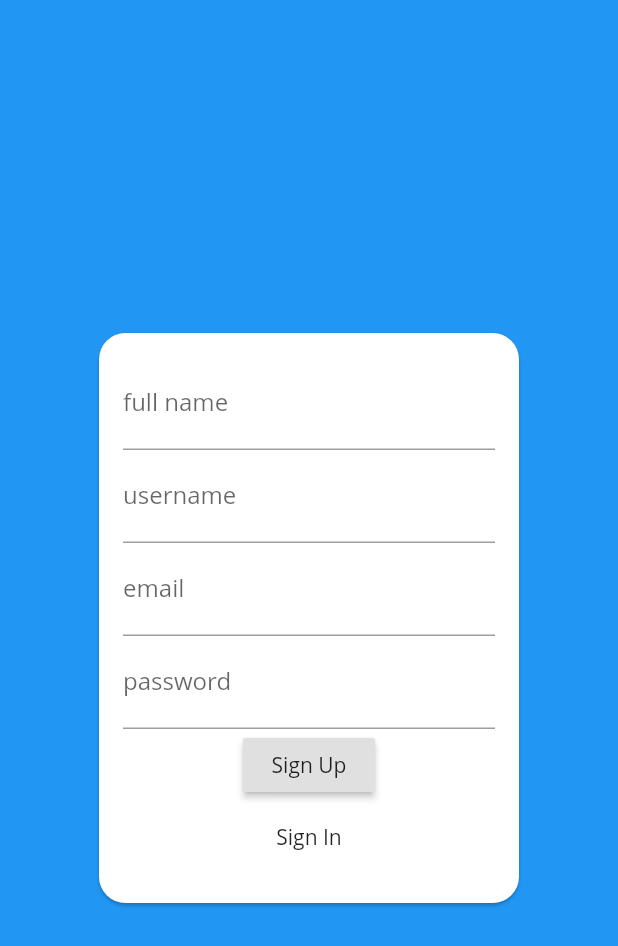
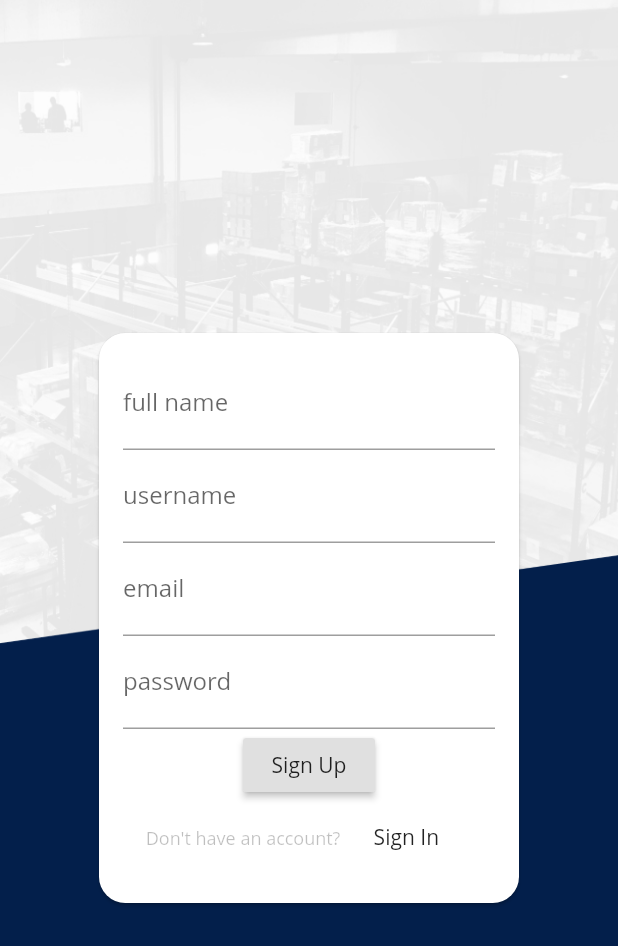
Before and after one commit to firdaus452maulana/crash_report, a Flutter app: the screen it shows after launch, after a tap on "Sign Up", on a phone screen of 412 x 824 dp. Shown: the top 946 px of the screen. Run offline on Flutter 3.47's test engine with Material 2 defaults, Android fonts, the phone set to English and light mode, and no system bars; our stand-ins replace firebase_auth; accounts and stored records are empty.

Commit message:
dari rian <3

```diff
--- a/lib/loginPage.dart
+++ b/lib/loginPage.dart
@@ -35,7 +35,7 @@ class loginPage extends StatelessWidget {
                   Container(
                     child: Container(
                       margin: EdgeInsets.only(left: 32, right: 32),
-                      height: 480,
+                      height: 380,
                       decoration: BoxDecoration(
                         color: Colors.white,
                         boxShadow: [
@@ -66,7 +66,12 @@ class loginPage extends StatelessWidget {
                                     SizedBox(
                                       height: 24,
                                     ),
-                                    TextFormField(
+
+                                    // EMAIL
+                                    Container(
+                                      height: 40,
+                                      child: TextFormField(
+                                        style: TextStyle(fontSize: 12),
                                         decoration: new InputDecoration(
                                             fillColor: Colors.white,
                                             border: InputBorder.none,
@@ -75,7 +80,7 @@ class loginPage extends StatelessWidget {
                                                     Radius.circular(30)),
                                                 borderSide: BorderSide(
                                                     color: Color(0xFF000000)
-                                                      .withOpacity(0.25))),
+                                                        .withOpacity(0.15))),
                                             focusedBorder: OutlineInputBorder(
                                                 borderRadius: BorderRadius.all(
                                                     Radius.circular(30)),
@@ -83,24 +88,30 @@ class loginPage extends StatelessWidget {
                                                     color: Color(0xFF031F4B))),
                                             filled: true,
                                             contentPadding: EdgeInsets.only(
-                                              bottom: 10.0,
-                                              left: 24.0,
-                                              right: 24.0),
-                                          hintStyle: TextStyle(fontSize: 12),
+                                                left: 24.0, right: 24.0),
+                                            hintStyle: TextStyle(
+                                                fontSize: 12,
+                                                color: Color(0xFF000000)
+                                                    .withOpacity(0.15)),
                                             hintText: "email"),
-                                      keyboardType: TextInputType.emailAddress,
+                                        obscureText: false,
                                         validator: (value) {
                                           if (value.isEmpty) {
                                             return "Field is required";
                                           }
                                           return null;
                                         },
-                                      onSaved: (value) => _email = value,
+                                        onSaved: (value) => _password = value,
+                                      ),
                                     ),
 
                                     SizedBox(height: 16),
 
-                                    TextFormField(
+                                    // PASSWORD
+                                    Container(
+                                      height: 40,
+                                      child: TextFormField(
+                                        style: TextStyle(fontSize: 12),
                                         decoration: new InputDecoration(
                                             fillColor: Colors.white,
                                             border: InputBorder.none,
@@ -109,7 +120,7 @@ class loginPage extends StatelessWidget {
                                                     Radius.circular(30)),
                                                 borderSide: BorderSide(
                                                     color: Color(0xFF000000)
-                                                      .withOpacity(0.25))),
+                                                        .withOpacity(0.15))),
                                             focusedBorder: OutlineInputBorder(
                                                 borderRadius: BorderRadius.all(
                                                     Radius.circular(30)),
@@ -117,10 +128,11 @@ class loginPage extends StatelessWidget {
                                                     color: Color(0xFF031F4B))),
                                             filled: true,
                                             contentPadding: EdgeInsets.only(
-                                              bottom: 10.0,
-                                              left: 24.0,
-                                              right: 24.0),
-                                          hintStyle: TextStyle(fontSize: 12),
+                                                left: 24.0, right: 24.0),
+                                            hintStyle: TextStyle(
+                                                fontSize: 12,
+                                                color: Color(0xFF000000)
+                                                    .withOpacity(0.15)),
                                             hintText: "password"),
                                         obscureText: true,
                                         validator: (value) {
@@ -131,6 +143,8 @@ class loginPage extends StatelessWidget {
                                         },
                                         onSaved: (value) => _password = value,
                                       ),
+                                    ),
+
                                     Align(
                                       alignment: Alignment.centerRight,
                                       child: FlatButton(
@@ -141,7 +155,7 @@ class loginPage extends StatelessWidget {
                                         ),
                                       ),
                                     ),
-                                    SizedBox(height: 24),
+                                    SizedBox(height: 12),
                                     RaisedButton(
                                       color: Color(0xFF031F4B),
                                       shape: RoundedRectangleBorder(
@@ -149,7 +163,7 @@ class loginPage extends StatelessWidget {
                                               BorderRadius.circular(30)),
                                       textColor: Colors.white,
                                       child: Container(
-                                        height: 48,
+                                        height: 40,
                                         alignment: Alignment.center,
                                         child: Text(
                                           "Sign In",
@@ -179,7 +193,9 @@ class loginPage extends StatelessWidget {
                                         color:
                                             Color(0xFF000000).withOpacity(.25)),
                                   ),
-                                  FlatButton(
+                                  Container(
+                                    width: 38,
+                                    child: FlatButton(
                                       padding: EdgeInsets.all(0.0),
                                       child: Text(
                                         "Sign Up",
@@ -194,6 +210,7 @@ class loginPage extends StatelessWidget {
                                                 builder: (context) =>
                                                     registerPage()));
                                       },
+                                    ),
                                   ),
                                 ],
                               ),
--- a/lib/registerPage.dart
+++ b/lib/registerPage.dart
@@ -3,12 +3,9 @@ import 'package:crash_report/registerPage.dart';
 import 'package:flutter/material.dart';
 
 class registerPage extends StatelessWidget {
-
   final GlobalKey<FormState> _formKey = GlobalKey();
 
-  void _submit(){
-
-  }
+  void _submit() {}
 
   @override
   Widget build(BuildContext context) {
@@ -18,15 +15,14 @@ class registerPage extends StatelessWidget {
           children: <Widget>[
             Container(
               decoration: BoxDecoration(
-                  color: Colors.blue
-              ),
+                  image: DecorationImage(
+                      image: AssetImage('assets/background.png'),
+                      fit: BoxFit.fill)),
             ),
-
             Center(
               child: Card(
                 shape: RoundedRectangleBorder(
-                    borderRadius: BorderRadius.circular(17.5)
-                ),
+                    borderRadius: BorderRadius.circular(17.5)),
                 child: Container(
                   height: 380,
                   width: 280,
@@ -36,76 +32,83 @@ class registerPage extends StatelessWidget {
                     child: SingleChildScrollView(
                       child: Column(
                         children: [
-
                           TextFormField(
                             decoration: InputDecoration(labelText: "full name"),
                             keyboardType: TextInputType.name,
-                            validator: (value){
-                              if(value.isEmpty){
+                            validator: (value) {
+                              if (value.isEmpty) {
                                 return "Field is required";
                               }
                               return null;
                             },
-                            onSaved: (value){
-
-                            },
+                            onSaved: (value) {},
                           ),
-
                           TextFormField(
                             decoration: InputDecoration(labelText: "username"),
                             keyboardType: TextInputType.name,
-                            validator: (value){
-                              if(value.isEmpty){
+                            validator: (value) {
+                              if (value.isEmpty) {
                                 return "Field is required";
                               }
                               return null;
                             },
-                            onSaved: (value){
-
-                            },
+                            onSaved: (value) {},
                           ),
-
                           TextFormField(
                             decoration: InputDecoration(labelText: "email"),
                             keyboardType: TextInputType.name,
-                            validator: (value){
-                              if(value.isEmpty){
+                            validator: (value) {
+                              if (value.isEmpty) {
                                 return "Field is required";
                               }
                               return null;
                             },
-                            onSaved: (value){
-
-                            },
+                            onSaved: (value) {},
                           ),
-
                           TextFormField(
                             decoration: InputDecoration(labelText: "password"),
                             obscureText: true,
-                            validator: (value){
-                              if(value.isEmpty){
+                            validator: (value) {
+                              if (value.isEmpty) {
                                 return "Field is required";
                               }
                               return null;
                             },
-                            onSaved: (value){
-
-                            },
+                            onSaved: (value) {},
                           ),
-
-
                           RaisedButton(
                             child: Text("Sign Up"),
-                            onPressed: (){
+                            onPressed: () {
                               _submit();
                             },
                           ),
-
-                          FlatButton(
-                            child: Text("Sign In"),
-                            onPressed: (){
-                              Navigator.push(context, MaterialPageRoute(builder: (context) => loginPage()));
-                            },
+                          Align(
+                            alignment: Alignment.bottomCenter,
+                            child: Container(
+                              margin: EdgeInsets.only(bottom: 16),
+                              child: Row(
+                                mainAxisAlignment: MainAxisAlignment.center,
+                                children: [
+                                  Text(
+                                    "Don't have an account?",
+                                    style: TextStyle(
+                                        fontSize: 12,
+                                        color:
+                                            Color(0xFF000000).withOpacity(.25)),
+                                  ),
+                                  FlatButton(
+                                    child: Text("Sign In"),
+                                    onPressed: () {
+                                      Navigator.push(
+                                          context,
+                                          MaterialPageRoute(
+                                              builder: (context) =>
+                                                  loginPage()));
+                                    },
+                                  ),
+                                ],
+                              ),
+                            ),
                           ),
                         ],
                       ),
@@ -115,7 +118,6 @@ class registerPage extends StatelessWidget {
               ),
             )
           ],
-        )
-    );
+        ));
   }
 }
```
Lines whose indentation alone changed are shown as unchanged.
